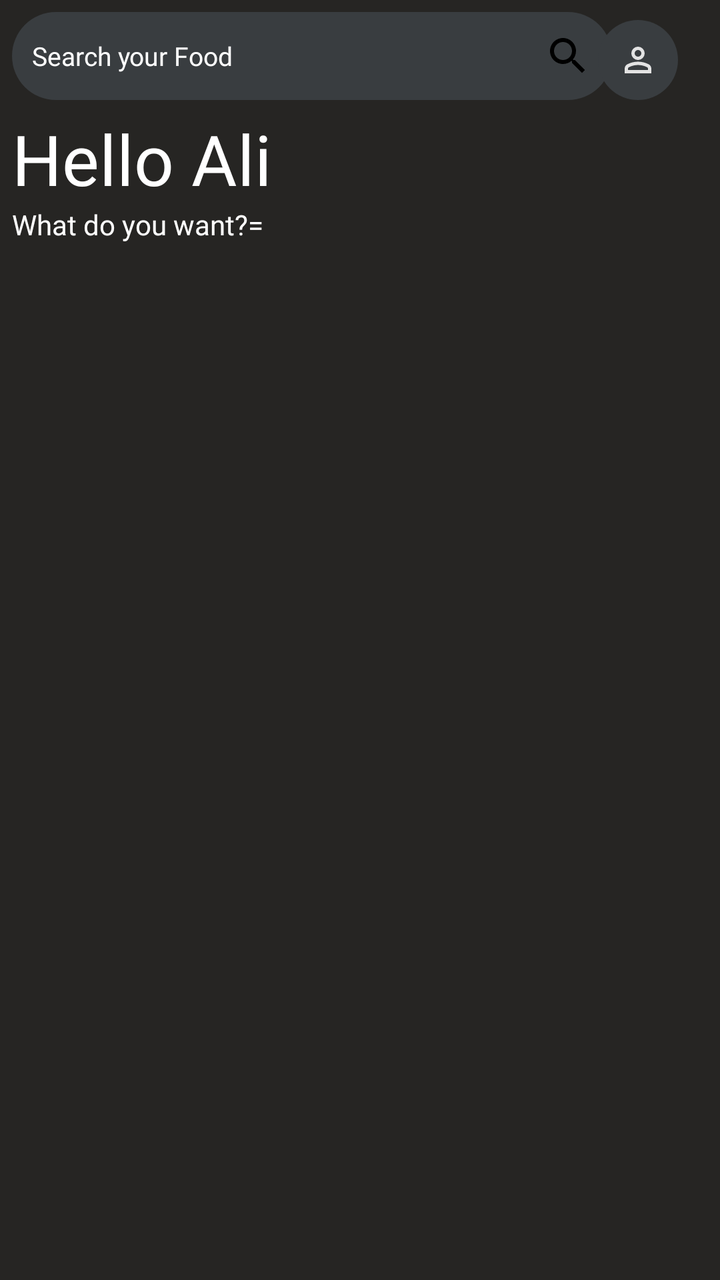
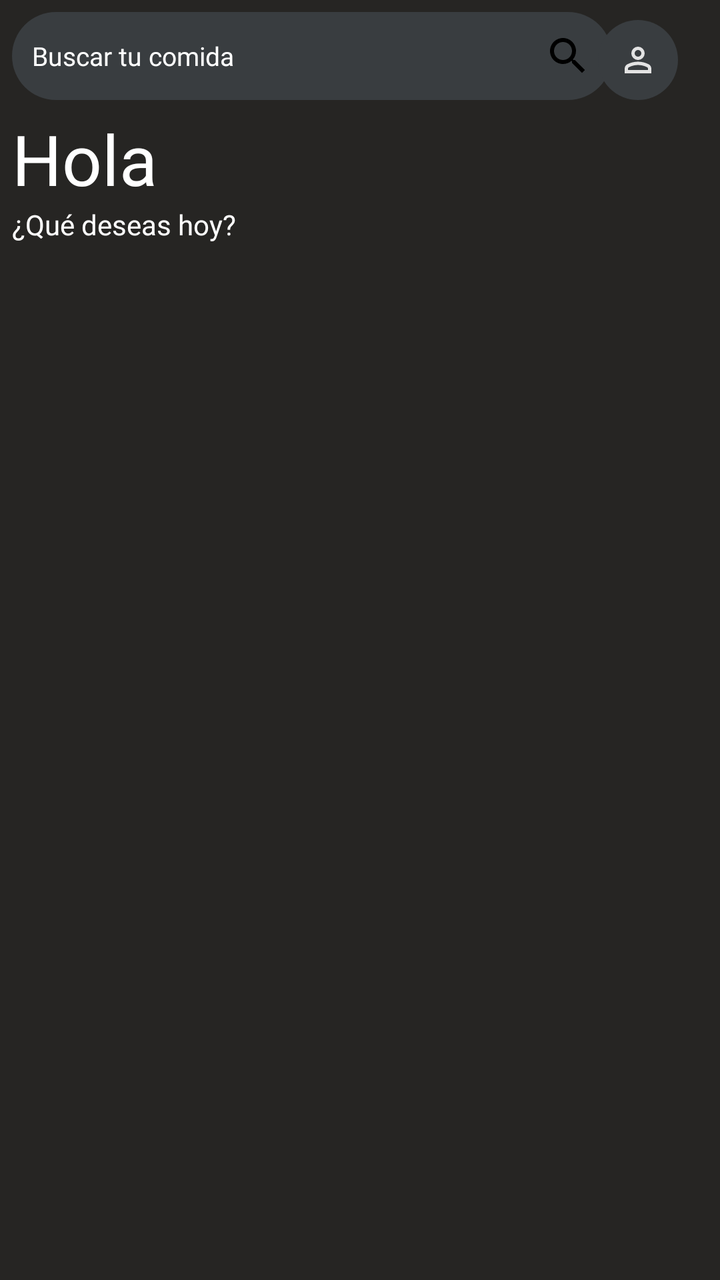

The first picture is an Android layout as it rendered before a commit; the second is the same layout after the commit. The layout source and the unified diff follow.
<!-- AndroidManifest.xml: application theme Theme.MaoMakis -->
<!-- res/layout/fragment_home.xml -->
<?xml version="1.0" encoding="utf-8"?>
<androidx.core.widget.NestedScrollView xmlns:android="http://schemas.android.com/apk/res/android"
    xmlns:app="http://schemas.android.com/apk/res-auto"
    xmlns:tools="http://schemas.android.com/tools"
    android:background="@color/mediumGray"
    android:layout_width="match_parent"
    android:layout_height="match_parent"
    tools:context=".ui.home.HomeFragment">

    <androidx.constraintlayout.widget.ConstraintLayout
        android:layout_width="match_parent"
        android:layout_height="wrap_content">

        <EditText
            android:id="@+id/editText3"
            android:layout_width="300dp"
            android:layout_height="wrap_content"
            android:layout_margin="6dp"
            android:background="@drawable/search_bg"
            android:drawableEnd="@drawable/baseline_search_24"
            android:drawablePadding="9dp"
            android:fontFamily="@font/amita"
            android:hint="@string/search_your_food"
            android:padding="10dp"
            android:textColor="@color/white"
            android:textColorHint="@color/white"
            android:textSize="13sp"
            app:layout_constraintStart_toStartOf="parent"
            app:layout_constraintTop_toTopOf="parent" />

        <ImageView
            android:layout_width="40dp"
            android:layout_height="40dp"
            android:layout_marginEnd="28dp"
            android:background="@drawable/search_bg"
            android:padding="10dp"
            android:src="@drawable/person"
            app:layout_constraintBottom_toBottomOf="@+id/editText3"
            app:layout_constraintEnd_toEndOf="parent"
            app:layout_constraintStart_toEndOf="@id/editText3" />

        <TextView
            android:id="@+id/textView7"
            android:layout_width="wrap_content"
            android:layout_height="wrap_content"
            android:layout_margin="6dp"
            android:layout_marginStart="16dp"
            android:fontFamily="@font/amarante"
            android:text="Hello Ali"
            android:textColor="@color/white"
            android:textSize="35sp"
            app:layout_constraintStart_toStartOf="parent"
            app:layout_constraintTop_toBottomOf="@+id/editText3" />

        <TextView
            android:id="@+id/textView3"
            android:layout_width="wrap_content"
            android:layout_height="wrap_content"
            android:layout_marginLeft="6dp"
            android:fontFamily="@font/amarante"
            android:text="What do you want?="
            android:textColor="@color/white"
            app:layout_constraintStart_toStartOf="parent"
            app:layout_constraintTop_toBottomOf="@+id/textView7" />


        <androidx.recyclerview.widget.RecyclerView
            android:id="@+id/home_hor_rec"
            android:layout_width="match_parent"
            android:layout_height="wrap_content"
            android:layout_margin="6dp"
            app:layout_constraintEnd_toEndOf="parent"
            app:layout_constraintStart_toStartOf="parent"
            app:layout_constraintTop_toBottomOf="@+id/textView3" />

        <androidx.recyclerview.widget.RecyclerView
            android:id="@+id/home_ver_rec"
            android:layout_width="match_parent"
            android:layout_height="wrap_content"
            android:layout_margin="6dp"
            android:layout_marginTop="6dp"
            app:layout_constraintEnd_toEndOf="parent"
                app:layout_constraintStart_toStartOf="parent"
            app:layout_constraintTop_toBottomOf="@+id/home_hor_rec" />


    </androidx.constraintlayout.widget.ConstraintLayout>



</androidx.core.widget.NestedScrollView>
<!-- resources referenced by this layout -->
<resources>
  <color name="mediumGray">#262523</color>
  <color name="white">#FFFFFFFF</color>
  <!-- drawable baseline_search_24 (drawable) -->
  <vector xmlns:android="http://schemas.android.com/apk/res/android" android:height="24dp" android:tint="#000000" android:viewportHeight="24" android:viewportWidth="24" android:width="24dp">
        
      <path android:fillColor="@android:color/white" android:pathData="M15.5,14h-0.79l-0.28,-0.27C15.41,12.59 16,11.11 16,9.5 16,5.91 13.09,3 9.5,3S3,5.91 3,9.5 5.91,16 9.5,16c1.61,0 3.09,-0.59 4.23,-1.57l0.27,0.28v0.79l5,4.99L20.49,19l-4.99,-5zM9.5,14C7.01,14 5,11.99 5,9.5S7.01,5 9.5,5 14,7.01 14,9.5 11.99,14 9.5,14z"/>
      
  </vector>
  <!-- drawable person (drawable) -->
  <vector xmlns:android="http://schemas.android.com/apk/res/android"
      android:width="24dp"
      android:height="24dp"
      android:viewportWidth="960"
      android:viewportHeight="960">
    <path
        android:pathData="M480,480q-66,0 -113,-47t-47,-113q0,-66 47,-113t113,-47q66,0 113,47t47,113q0,66 -47,113t-113,47ZM160,800v-112q0,-34 17.5,-62.5T224,582q62,-31 126,-46.5T480,520q66,0 130,15.5T736,582q29,15 46.5,43.5T800,688v112L160,800ZM240,720h480v-32q0,-11 -5.5,-20T700,654q-54,-27 -109,-40.5T480,600q-56,0 -111,13.5T260,654q-9,5 -14.5,14t-5.5,20v32ZM480,400q33,0 56.5,-23.5T560,320q0,-33 -23.5,-56.5T480,240q-33,0 -56.5,23.5T400,320q0,33 23.5,56.5T480,400ZM480,320ZM480,720Z"
        android:fillColor="#e3e3e3"/>
  </vector>
  <!-- drawable search_bg (drawable) -->
  <?xml version="1.0" encoding="utf-8"?>
  <shape xmlns:android="http://schemas.android.com/apk/res/android">
  
      <solid android:color="@color/gray"/>
      <corners android:radius="50dp"/>
    
  </shape>
  <string name="search_your_food">Search your Food</string>
  <style name="Theme.MaoMakis" parent="Theme.MaterialComponents.DayNight.NoActionBar">
          
          <item name="colorPrimary">@color/purple_500</item>
          <item name="colorPrimaryVariant">@color/purple_700</item>
          <item name="colorOnPrimary">@color/white</item>
          
          <item name="colorSecondary">@color/teal_200</item>
          <item name="colorSecondaryVariant">@color/teal_700</item>
          <item name="colorOnSecondary">@color/black</item>
          
          <item name="android:statusBarColor">?attr/colorPrimaryVariant</item>
          
      </style>
  <color name="gray">#393d40</color>
  <color name="purple_500">#FF5353</color>
  <color name="purple_700">#FF5353</color>
  <color name="teal_200">#FF03DAC5</color>
  <color name="teal_700">#FF018786</color>
  <color name="black">#FF000000</color>
</resources>

<!-- the commit's change to res/layout/fragment_home.xml (unified diff, before → after) -->
@@ -20,7 +20,7 @@
             android:drawableEnd="@drawable/baseline_search_24"
             android:drawablePadding="9dp"
             android:fontFamily="@font/amita"
-            android:hint="@string/search_your_food"
+            android:hint="@string/buscar_tu_comida"
             android:padding="10dp"
             android:textColor="@color/white"
             android:textColorHint="@color/white"
@@ -46,7 +46,7 @@
             android:layout_margin="6dp"
             android:layout_marginStart="16dp"
             android:fontFamily="@font/amarante"
-            android:text="Hello Ali"
+            android:text="@string/hola"
             android:textColor="@color/white"
             android:textSize="35sp"
             app:layout_constraintStart_toStartOf="parent"
@@ -58,7 +58,7 @@
             android:layout_height="wrap_content"
             android:layout_marginLeft="6dp"
             android:fontFamily="@font/amarante"
-            android:text="What do you want?="
+            android:text="@string/que_deseas_hoy"
             android:textColor="@color/white"
             app:layout_constraintStart_toStartOf="parent"
             app:layout_constraintTop_toBottomOf="@+id/textView7" />
<!-- resource entries referenced after the edit -->
@@ -26,7 +26,9 @@
       <corners android:radius="50dp"/>
     
   </shape>
-  <string name="search_your_food">Search your Food</string>
+  <string name="buscar_tu_comida">Buscar tu comida</string>
+  <string name="hola">Hola</string>
+  <string name="que_deseas_hoy">¿Qué deseas hoy?</string>
   <style name="Theme.MaoMakis" parent="Theme.MaterialComponents.DayNight.NoActionBar">
           
           <item name="colorPrimary">@color/purple_500</item>
